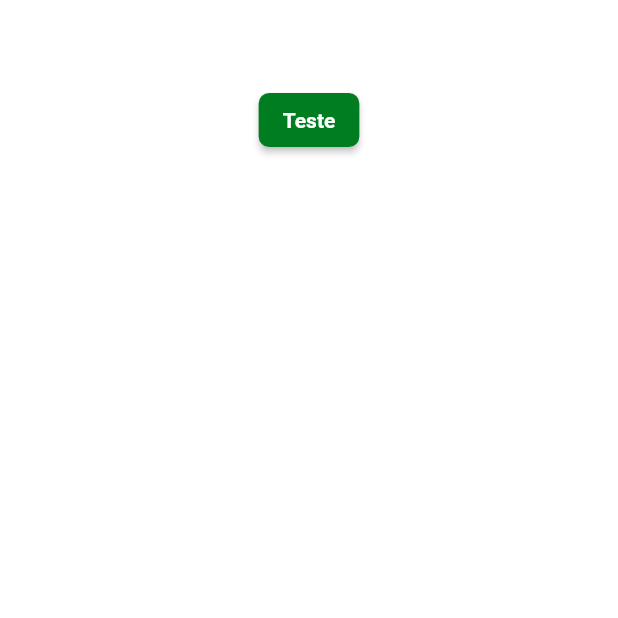
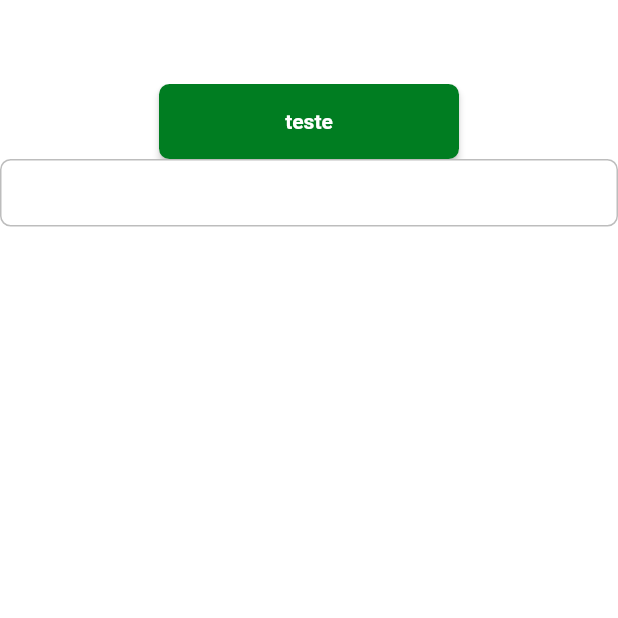
Before and after one commit to victorapc/vakinhaburger, a Flutter app: the screen it shows after launch, on a phone screen of 412 x 824 dp, the top half of it. Run offline on Flutter 3.47's test engine with Material 2 defaults, Android fonts, the phone set to English and light mode, and no system bars; Roboto replaces fonts that are missing (mplus1).

Commit message:
Implementação dos componentes widgtes

```diff
--- /dev/null
+++ b/lib/app/core/ui/theme/theme_config.dart
@@ -0,0 +1,43 @@
+import 'package:flutter/material.dart';
+import 'package:vakinhaburger/app/core/ui/styles/app_styles.dart';
+import 'package:vakinhaburger/app/core/ui/styles/colors_app.dart';
+import 'package:vakinhaburger/app/core/ui/styles/text_styles.dart';
+
+class ThemeConfig {
+  ThemeConfig._();
+
+  static final _defaultInputBorder = OutlineInputBorder(
+    borderRadius: BorderRadius.circular(7),
+    borderSide: BorderSide(color: Colors.grey[400]!),
+  );
+
+  static final theme = ThemeData(
+    scaffoldBackgroundColor: Colors.white,
+    appBarTheme: const AppBarTheme(
+      backgroundColor: Colors.white,
+      elevation: 0,
+      centerTitle: true,
+      iconTheme: IconThemeData(color: Colors.black),
+    ),
+    primaryColor: ColorsApp.i.primary,
+    colorScheme: ColorScheme.fromSeed(
+      seedColor: ColorsApp.i.primary,
+      primary: ColorsApp.i.primary,
+      secondary: ColorsApp.i.secondary,
+    ),
+    elevatedButtonTheme: ElevatedButtonThemeData(
+      style: AppStyles.i.primaryButton,
+    ),
+    inputDecorationTheme: InputDecorationTheme(
+      fillColor: Colors.white,
+      filled: true,
+      isDense: true,
+      contentPadding: const EdgeInsets.all(13),
+      border: _defaultInputBorder,
+      enabledBorder: _defaultInputBorder,
+      focusedBorder: _defaultInputBorder,
+      labelStyle: TextStyles.i.textRegular.copyWith(color: Colors.black),
+      errorStyle: TextStyles.i.textRegular.copyWith(color: Colors.redAccent),
+    ),
+  );
+}
--- /dev/null
+++ b/lib/app/core/ui/widgets/delivery_button.dart
@@ -0,0 +1,28 @@
+import 'package:flutter/material.dart';
+
+class DeliveryButton extends StatelessWidget {
+  final VoidCallback? onPressed;
+  final String label;
+  final double? width;
+  final double? height;
+
+  const DeliveryButton({
+    super.key,
+    required this.label,
+    required this.onPressed,
+    this.width,
+    this.height = 50,
+  });
+
+  @override
+  Widget build(BuildContext context) {
+    return SizedBox(
+      width: width,
+      height: height,
+      child: ElevatedButton(
+        onPressed: onPressed,
+        child: Text(label),
+      ),
+    );
+  }
+}
--- a/lib/app/delivery_app.dart
+++ b/lib/app/delivery_app.dart
@@ -1,4 +1,5 @@
 import 'package:flutter/material.dart';
+import 'package:vakinhaburger/app/core/ui/theme/theme_config.dart';
 import 'package:vakinhaburger/app/pages/splash/splash_page.dart';
 
 class DeliveryApp extends StatelessWidget {
@@ -8,6 +9,7 @@ class DeliveryApp extends StatelessWidget {
   Widget build(BuildContext context) {
     return MaterialApp(
       title: 'Delivery App',
+      theme: ThemeConfig.theme,
       routes: {
         '/': (context) => const SplashPage(),
       },
--- a/lib/app/pages/splash/splash_page.dart
+++ b/lib/app/pages/splash/splash_page.dart
@@ -1,44 +1,25 @@
 import 'package:flutter/material.dart';
-import 'package:vakinhaburger/app/core/ui/styles/app_styles.dart';
-import 'package:vakinhaburger/app/core/ui/styles/colors_app.dart';
+import 'package:vakinhaburger/app/core/ui/widgets/delivery_button.dart';
 
 class SplashPage extends StatelessWidget {
   const SplashPage({super.key});
 
   @override
   Widget build(BuildContext context) {
-    return Theme(
-      data: ThemeData(
-        scaffoldBackgroundColor: Colors.white,
-        appBarTheme: const AppBarTheme(
-          backgroundColor: Colors.white,
-          elevation: 0,
-          centerTitle: true,
-          iconTheme: IconThemeData(color: Colors.black),
-        ),
-        primaryColor: ColorsApp.i.primary,
-        colorScheme: ColorScheme.fromSeed(
-          seedColor: ColorsApp.i.primary,
-          primary: ColorsApp.i.primary,
-          secondary: ColorsApp.i.secondary,
-        ),
-        elevatedButtonTheme: ElevatedButtonThemeData(
-          style: AppStyles.i.primaryButton,
-        ),
-      ),
-      child: Scaffold(
+    return Scaffold(
       appBar: AppBar(
         title: const Text('Splash'),
       ),
       body: Column(
         children: [
           Container(),
-            ElevatedButton(
+          DeliveryButton(
+            width: 200,
+            label: 'teste',
             onPressed: () {},
-              child: const Text('Teste'),
           ),
+          TextFormField(),
         ],
-        ),
       ),
     );
   }
```
Lines whose indentation alone changed are shown as unchanged.
